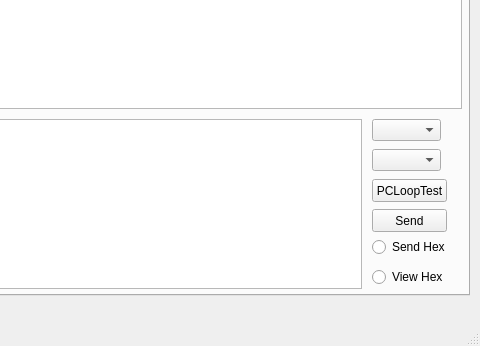
Qt form Tools/SerialPortDebugger/fos_spd.ui (sd196821/FOS) before a commit; both pictures show x 320 to 800 and y 254 to 600 of the 800 by 600 pixel window.
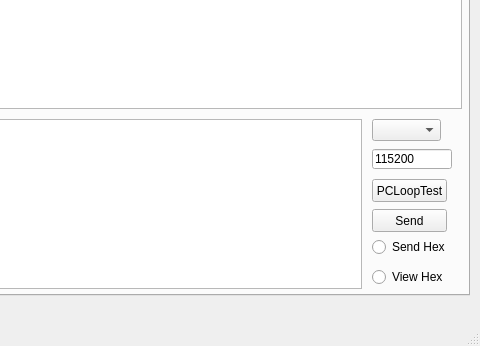
The same form after that commit.

```diff
--- a/Tools/SerialPortDebugger/fos_spd.ui
+++ b/Tools/SerialPortDebugger/fos_spd.ui
@@ -85,16 +85,6 @@
        </rect>
       </property>
      </widget>
-     <widget class="QComboBox" name="comboBox_2">
-      <property name="geometry">
-       <rect>
-        <x>680</x>
-        <y>350</y>
-        <width>69</width>
-        <height>22</height>
-       </rect>
-      </property>
-     </widget>
      <widget class="QPushButton" name="pushButton_2">
       <property name="geometry">
        <rect>
@@ -134,6 +124,19 @@
        <string>View Hex</string>
       </property>
      </widget>
+     <widget class="QLineEdit" name="lineEdit">
+      <property name="geometry">
+       <rect>
+        <x>680</x>
+        <y>350</y>
+        <width>80</width>
+        <height>20</height>
+       </rect>
+      </property>
+      <property name="text">
+       <string>115200</string>
+      </property>
+     </widget>
     </widget>
     <widget class="QWidget" name="tab_2">
      <attribute name="title">
```
Left out of the diff: 2 changed lines with no effect on the pictures.
